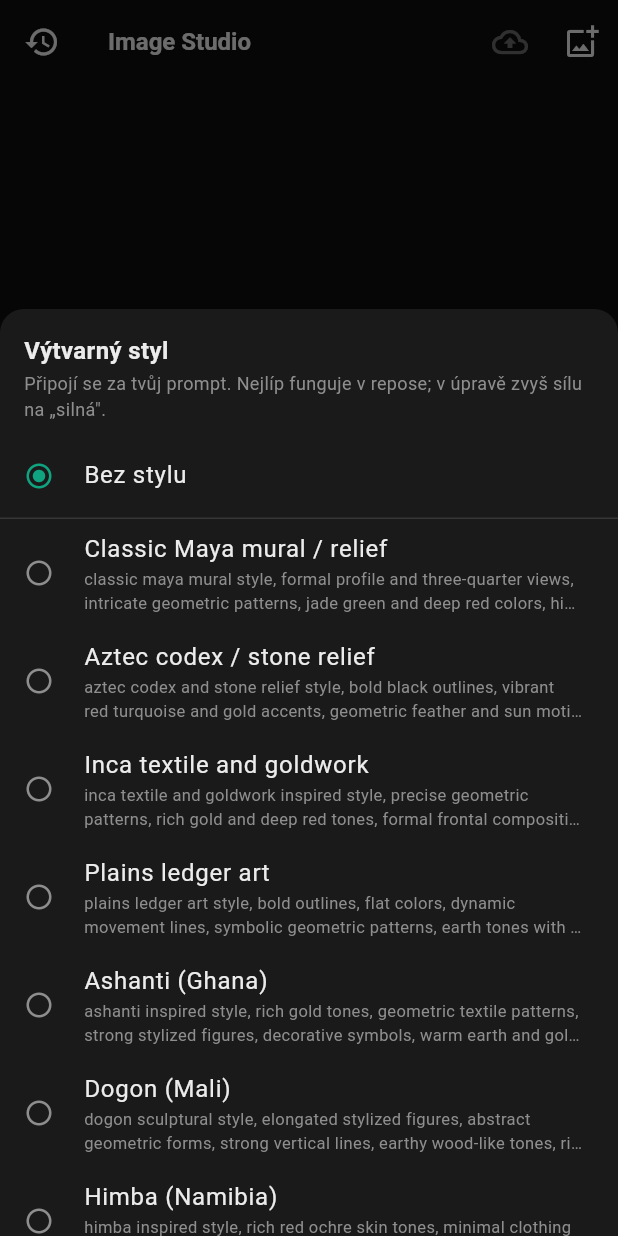
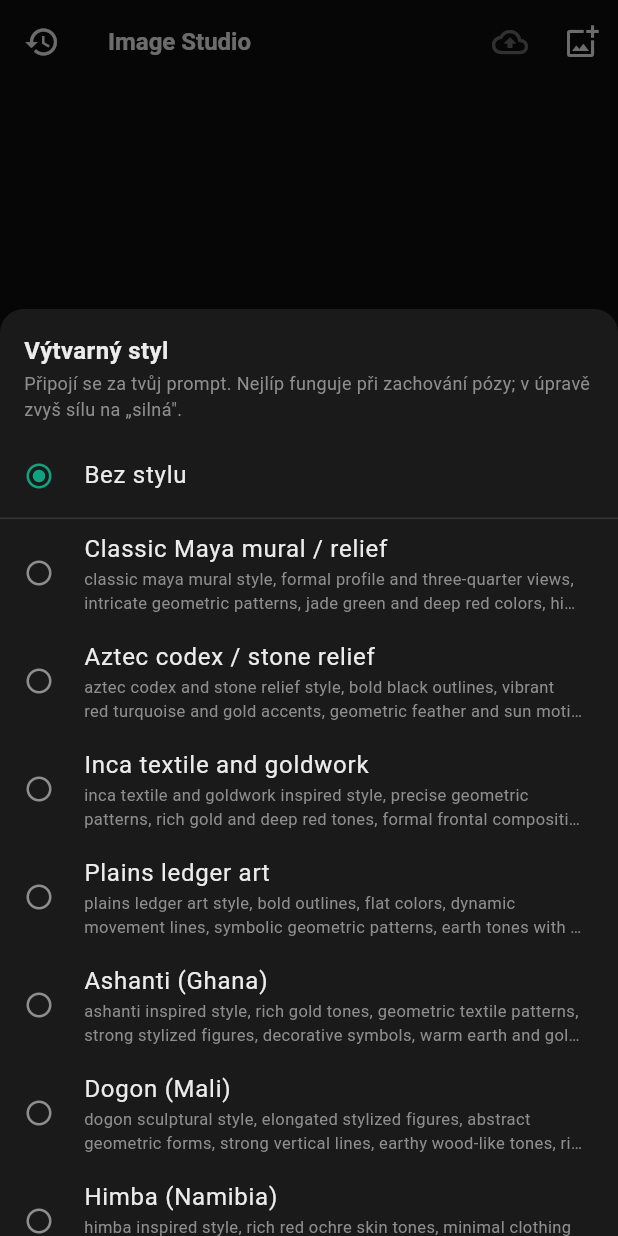
Before and after one commit to lioilsources/Ol1nLLM, a Flutter app: the ImageStudioScreen screen opened directly, after a tap on "Styl", on a phone screen of 412 x 824 dp. Run offline on Flutter 3.47's test engine with Material 3 defaults, Android fonts, the phone set to English and light mode, and no system bars; our stand-ins replace flutter_markdown, flutter_riverpod, hive, hive_flutter, image_picker, share_plus; missing offline and left inert: gal, model_viewer_plus; accounts and stored records are empty.

Commit message:
fix: Image Studio — „Zachovej pózu" místo matoucího „Repose"
Název pocházel z MangaPrompts, kde znamenal opak: fotka obličeje se dávala
do NOVÉ pózy z předpřipravené šablony, tedy člověk se skutečně přepózoval.
Tady se póza ze zdroje jako jediná věc drží a mění se postava, takže
„Repose" slibovalo pravý opak toho, co funkce dělá.

Přejmenováno jen uživatelské texty (pill, hlášky, hint pickeru). Vnitřní
název zůstává — GenNode.isRepose se persistuje v Hive a přejmenování klíče
by si vyžádalo migraci starých sessions kvůli kosmetice. Rozpor je vysvětlený
v CLAUDE.md, aby nepůsobil jako nedopatření.

Co-Authored-By: Claude Fable 5 <noreply@anthropic.com>
Claude-Session: https://claude.ai/code/session_01MBNyP7ad61Zn1pEivyauYW

```diff
--- a/lib/providers/image_studio_provider.dart
+++ b/lib/providers/image_studio_provider.dart
@@ -489,7 +489,7 @@ class ImageStudioNotifier extends StateNotifier<ImageStudioState>
           state.availableModels.where((m) => m.supportsPose).toList();
       if (candidates.isEmpty) {
         state = state.copyWith(
-          error: 'Repose vyžaduje SDXL model — na serveru žádný není.',
+          error: '„Zachovej pózu“ vyžaduje SDXL model — na serveru žádný není.',
         );
         return;
       }
@@ -501,7 +501,7 @@ class ImageStudioNotifier extends StateNotifier<ImageStudioState>
           )!;
       setModel(lastUsed);
       info = 'Přepnuto na ${imageModelById(lastUsed).label} — '
-          'repose umí jen SDXL modely.';
+          '„zachovej pózu“ funguje jen na SDXL modelech.';
     }
     state = state.copyWith(
       reposeSourceImageId: imageId,
@@ -1115,7 +1115,7 @@ class ImageStudioNotifier extends StateNotifier<ImageStudioState>
     if (text.isEmpty || base == null) return;
     if (!state.model.supportsPose) {
       state = state.copyWith(
-        error: 'Repose umí jen SDXL modely — vyber jiný model.',
+        error: '„Zachovej pózu“ funguje jen na SDXL modelech — vyber jiný.',
       );
       return;
     }
@@ -1247,7 +1247,7 @@ class ImageStudioNotifier extends StateNotifier<ImageStudioState>
           nodeId,
           (n) => n.copyWith(
             status: GenStatus.error,
-            error: 'Repose umí jen SDXL modely — vyber jiný model.',
+            error: '„Zachovej pózu“ funguje jen na SDXL modelech — vyber jiný.',
           ),
         );
         return;
--- a/lib/screens/image_studio_screen.dart
+++ b/lib/screens/image_studio_screen.dart
@@ -1013,7 +1013,8 @@ class _ImageTile extends StatelessWidget {
   final VoidCallback onInpaint;
   final VoidCallback on3D;
 
-  /// Repose (new character in this image's pose). Null hides the button.
+  /// „Zachovej pózu“ — a new character on this image's pose (internally
+  /// still `repose`). Null hides the button.
   final VoidCallback? onRepose;
   final VoidCallback? onLongPress;
 
@@ -1717,7 +1718,7 @@ class _ModelChip extends StatelessWidget {
                       : usable
                           ? spec.capabilityLabel
                           : needsPose
-                              ? '${spec.capabilityLabel} — repose umí jen SDXL'
+                              ? '${spec.capabilityLabel} — „zachovej pózu“ umí jen SDXL'
                               : spec.img2img
                                   ? '${spec.capabilityLabel} — vyžaduje obrázek'
                                   : '${spec.capabilityLabel} — jen nové generování';
@@ -1850,7 +1851,7 @@ class _ReposePill extends StatelessWidget {
           const SizedBox(width: 4),
           const Expanded(
             child: Text(
-              'Repose — nová postava ve stejné póze',
+              'Zachovej pózu — popiš novou postavu',
               maxLines: 1,
               overflow: TextOverflow.ellipsis,
               style: TextStyle(
@@ -1911,7 +1912,7 @@ class _StyleChip extends StatelessWidget {
               const Padding(
                 padding: EdgeInsets.fromLTRB(16, 0, 16, 8),
                 child: Text(
-                  'Připojí se za tvůj prompt. Nejlíp funguje v repose; '
+                  'Připojí se za tvůj prompt. Nejlíp funguje při zachování pózy; '
                   'v úpravě zvyš sílu na „silná".',
                   style: TextStyle(
                     color: AppTheme.textSecondary,
@@ -2244,7 +2245,7 @@ class _StudioInputBarState extends ConsumerState<_StudioInputBar> {
       if (!spec.supportsPose) {
         ScaffoldMessenger.of(context).showSnackBar(
           const SnackBar(
-            content: Text('Repose umí jen SDXL modely — vyber jiný model.'),
+            content: Text('„Zachovej pózu“ funguje jen na SDXL modelech — vyber jiný.'),
             duration: Duration(seconds: 3),
           ),
         );
--- a/lib/services/comfyui_service.dart
+++ b/lib/services/comfyui_service.dart
@@ -341,7 +341,7 @@ class ComfyUIService implements ImageBackend {
     LatentSize? latentSize,
   }) async* {
     if (_preset.ckptName == null) {
-      yield const GenFailed('[ComfyUI] Repose umí jen SDXL modely.');
+      yield const GenFailed('[ComfyUI] „Zachovej pózu“ funguje jen na SDXL modelech.');
       return;
     }
     final refName = await _uploadImage(
```
Also changed, not shown: 1 other file.
